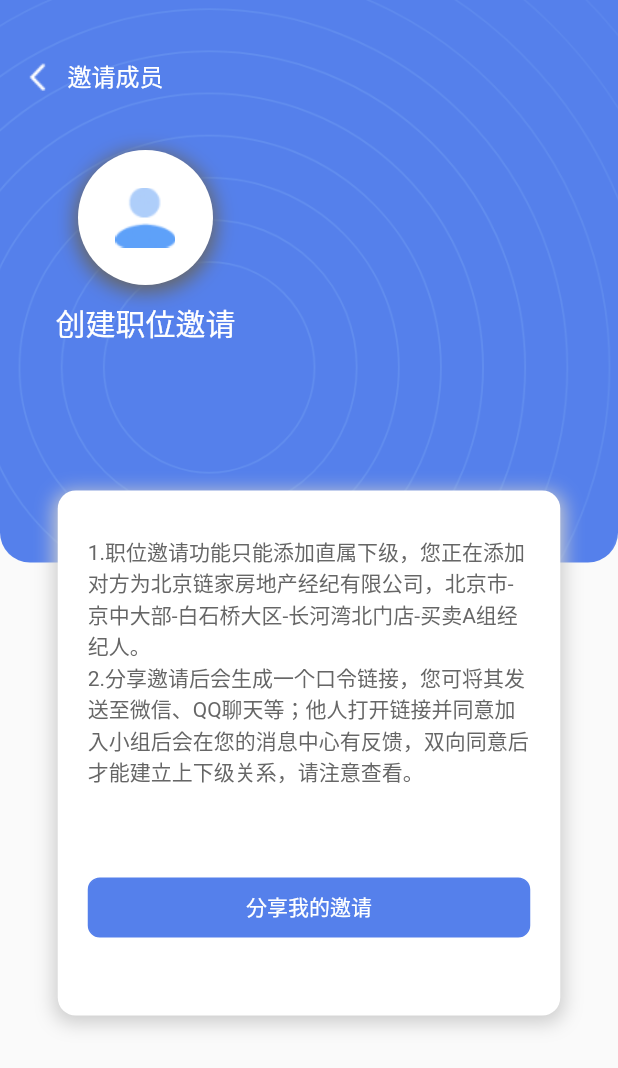
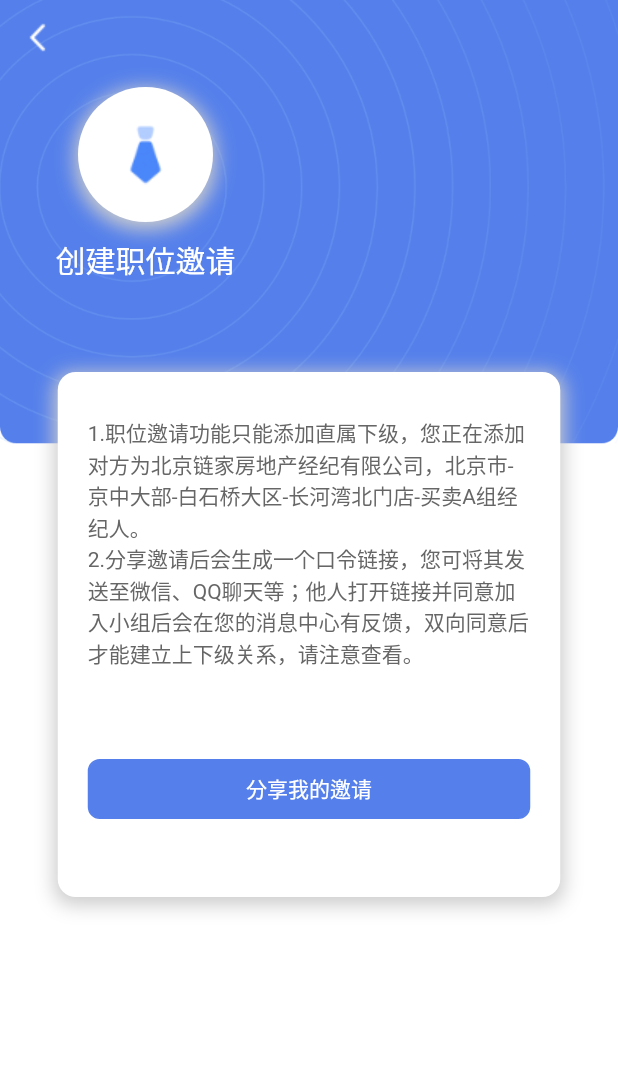
Before and after one commit to borite/ThumbSir, a Flutter app: the InvitationPage screen opened directly, on a phone screen of 412 x 824 dp. Shown: the top 1068 px of the screen. Run offline on Flutter 3.47's test engine with Material 2 defaults, Android fonts, the phone set to English and light mode, and no system bars; our stand-ins replace flutter_time_picker_spinner, jiffy, month_picker_dialog, sleek_circular_slider, wheel_chooser; missing offline and left inert: some_calendar.

Commit message:
邀请分享页面背景适配调整
邀请分享页面背景适配调整

```diff
--- a/lib/pages/login/signin_nameandphone_page.dart
+++ b/lib/pages/login/signin_nameandphone_page.dart
@@ -1,8 +1,6 @@
 import 'package:ThumbSir/pages/login/signin_choose_company_page.dart';
-import 'package:ThumbSir/pages/login/signin_key_page.dart';
 import 'package:flutter/cupertino.dart';
 import 'package:flutter/material.dart';
-import 'package:ThumbSir/widget/input.dart';
 import 'package:ThumbSir/model/sendverifycode_model.dart';
 import 'package:ThumbSir/dao/sendverifycode_dao.dart';
 import 'package:ThumbSir/dao/signin_dao.dart';
--- a/lib/pages/mycenter/invitation_page.dart
+++ b/lib/pages/mycenter/invitation_page.dart
@@ -18,61 +18,39 @@ class _InvitationPageState extends State<InvitationPage> {
   @override
     Widget build(BuildContext context) {
       return Scaffold(
-        body: Stack(
+        body: Container(
+          // 背景
+            decoration: BoxDecoration(
+              color: Colors.white,
+              image: DecorationImage(
+                image:AssetImage('images/blue_circle.png'),
+                fit: BoxFit.fitWidth,
+              ),
+            ),
+            child: ListView(
               children: <Widget>[
                 Column(
                     children: <Widget>[
-                  FractionallySizedBox(
-                    widthFactor: 1,
-                    child: Container(
-                        height: 375,
-                        decoration: BoxDecoration(
-                          color: Color(0xFF5580EB),
-                          borderRadius: BorderRadius.only(bottomLeft:Radius.circular(20),bottomRight: Radius.circular(20)),
-                          image: DecorationImage(
-                            image:AssetImage('images/circle_s.png'),
-                            fit: BoxFit.fitHeight,
-                          ),
-                        ),
-                        child:Column(
-                          children: <Widget>[
-                            // 背景与导航
-                            Container(
-                              height: 100,
+                      // 导航栏
+                      Padding(
+                          padding: EdgeInsets.all(15),
                           child:Row(
-                                mainAxisAlignment: MainAxisAlignment.spaceBetween,
-                                children: <Widget>[
-                                  Row(
                             children: <Widget>[
                               GestureDetector(
                                 onTap: (){
                                   Navigator.pop(context);
                                 },
-                                        child: Container(
-                                          padding: EdgeInsets.only(left: 15,top: 3),
                                 child: Image(image: AssetImage('images/back_white.png'),),
                               ),
+                            ],
+                          )
                       ),
-                                      Container(
-                                        margin:EdgeInsets.only(left:10),
-                                        child: Text(
-                                          '邀请成员',
-                                          style: TextStyle(
-                                              fontSize: 16,
-                                              color: Colors.white,
-                                              decoration: TextDecoration.none,
-                                              fontWeight: FontWeight.normal
-                                          ),
-                                        ),
-                                      ),
-                                    ],
-                                  ),
-                                ],
-                              ),
-                            ),
+                      // 头像按钮
+                      Stack(
+                        children: <Widget>[
                           Container(
                             alignment: Alignment(-1,-1),
-                              margin: EdgeInsets.only(left: 37),
+                            margin: EdgeInsets.only(top: 8,left: 37),
                             child: Column(
                               children: <Widget>[
                                 Container(
@@ -83,14 +61,14 @@ class _InvitationPageState extends State<InvitationPage> {
                                       borderRadius: BorderRadius.all(Radius.circular(45)),
                                       color: Colors.white,
                                       boxShadow: [BoxShadow(
-                                            color: Color(0xFF666666),
+                                          color: Color(0xFFcccccc),
                                           offset: Offset(0.0, 3.0),
                                           blurRadius: 10.0,
                                           spreadRadius: 2.0
                                       )],
                                     ),
                                     child:Image(
-                                        image: AssetImage('images/my_big.png'),
+                                      image: AssetImage('images/tie.png'),
                                     ),
                                   ),
                                 ),
@@ -110,17 +88,11 @@ class _InvitationPageState extends State<InvitationPage> {
                             ),
                           ),
                         ],
-                        )
                       ),
-                  )
-                ]
-            ),
-            Align(
-                alignment: Alignment.center,
-                child: Container(
+                Container(
                   width: 335,
                   height: 350,
-                  margin: EdgeInsets.only(top: 180),
+                  margin: EdgeInsets.only(top: 30),
                   padding: EdgeInsets.fromLTRB(20, 30, 20, 50),
                   decoration: BoxDecoration(
                     color: Colors.white,
@@ -151,8 +123,7 @@ class _InvitationPageState extends State<InvitationPage> {
                         fontWeight: FontWeight.normal,
                         decoration: TextDecoration.none,
                       ),
-                    ),
-                    // 登录
+                    ), // 下一步
                     GestureDetector(
 //                      onTap:() async{
 //                        Navigator.push(context, MaterialPageRoute(builder: (context)=>Home()));
@@ -177,12 +148,12 @@ class _InvitationPageState extends State<InvitationPage> {
                           ),textAlign: TextAlign.center,),
                         )
                       ),
-                    ),],
-                  ),
-                ),
-              ),
-          ],
                     )
-      );
+                ]
+                ))],
+            )
+        ]),
+      ));
+
   }
 }
--- a/pubspec.yaml
+++ b/pubspec.yaml
@@ -30,6 +30,7 @@ flutter:
     - images/circle.png
     - images/circle_s.png
     - images/circle_middle.png
+    - images/blue_circle.png
     - images/back.png
     - images/back_white.png
     - images/set.png
```
Also changed, not shown: images/blue_circle.png (added), 20 other files. Lines whose indentation alone changed are shown as unchanged.
